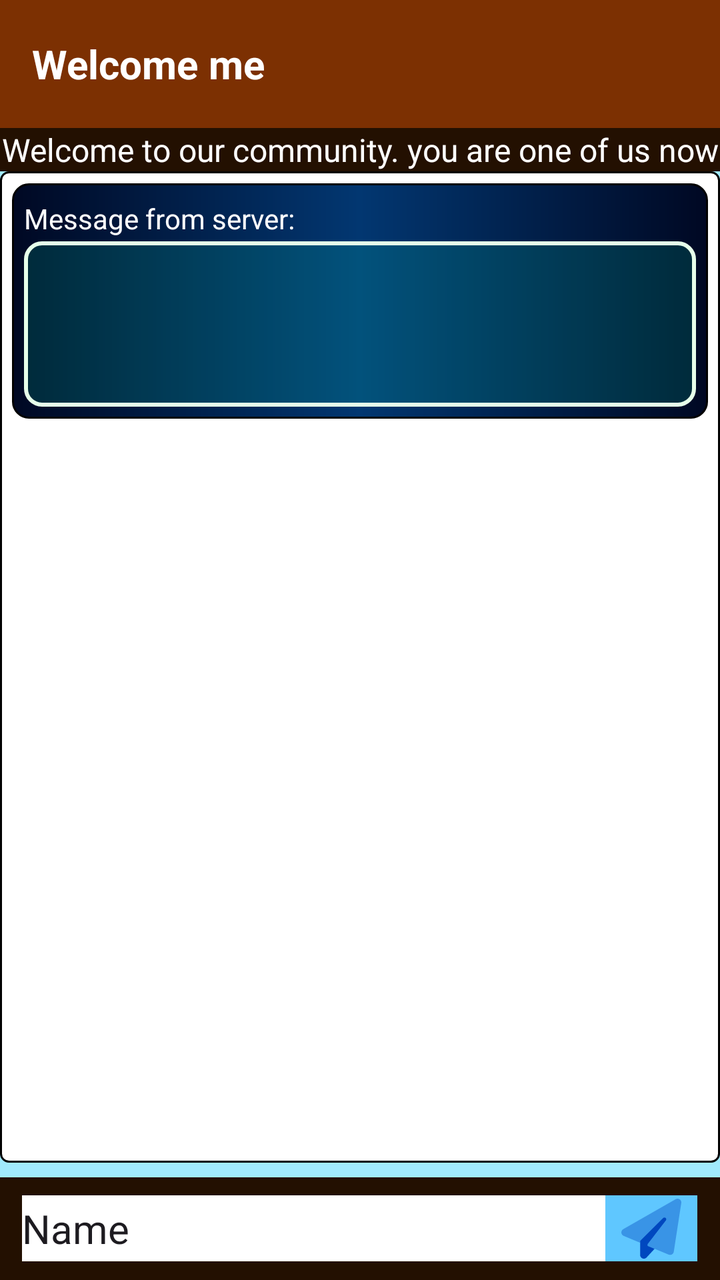
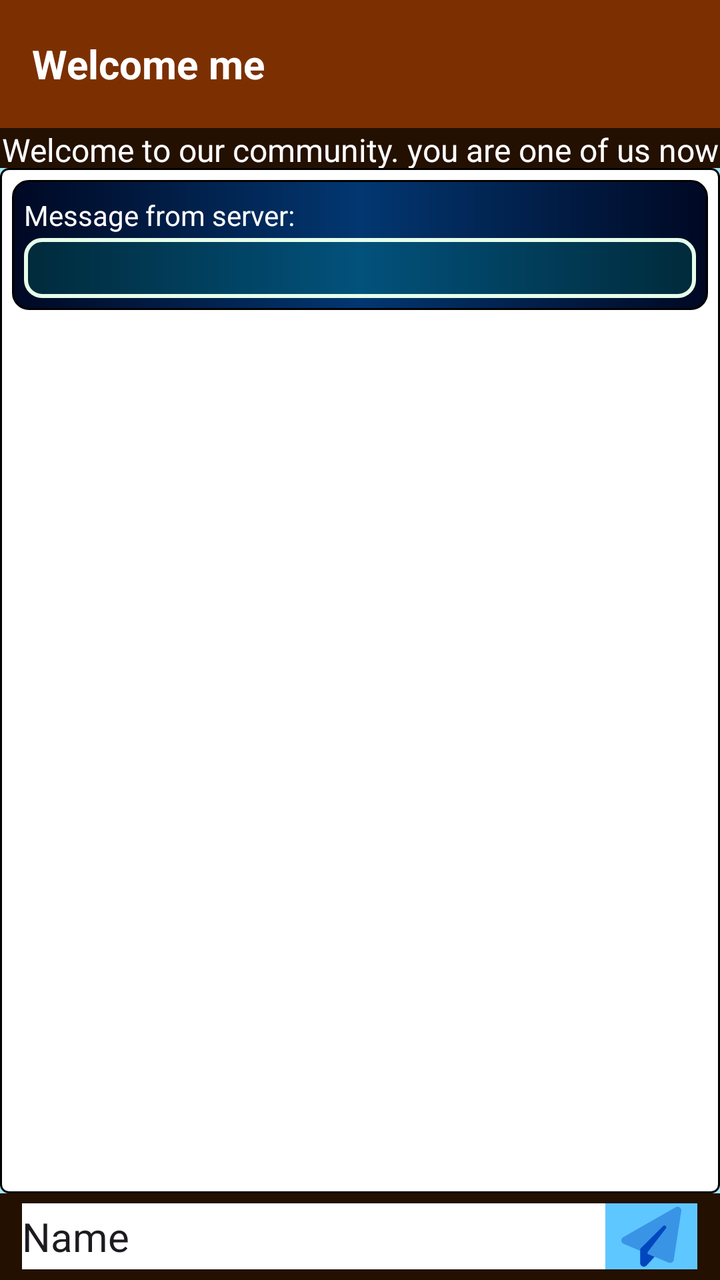

An Android layout rendered at two revisions. The XML below is the earlier revision; the diff shows what the commit changed to produce the second picture.
<!-- AndroidManifest.xml: application theme Theme.EAndroid -->
<!-- res/layout/activity_main.xml -->
<?xml version="1.0" encoding="utf-8"?>
<LinearLayout xmlns:android="http://schemas.android.com/apk/res/android"
    xmlns:app="http://schemas.android.com/apk/res-auto"
    xmlns:tools="http://schemas.android.com/tools"
    android:layout_width="match_parent"
    android:layout_height="match_parent"
    android:background="#A1EAFD"
    android:gravity="center"
    android:orientation="vertical">


    <androidx.appcompat.widget.Toolbar
        android:id="@+id/toolbar"
        android:layout_width="match_parent"
        android:layout_height="wrap_content"
        android:background="@color/toolicolor"
        android:gravity="left|center_vertical"
        android:minHeight="?attr/actionBarSize"
        app:theme="@style/ToolbarTheme"
        app:titleTextColor="#FFFFFF">

        <TextView
            android:id="@+id/toolbarTextView3"
            android:layout_width="wrap_content"
            android:layout_height="wrap_content"
            android:ellipsize="end"
            android:gravity="left|center_vertical"
            android:maxLines="1"
            android:text="Welcome"
            android:textAppearance="@android:style/TextAppearance.WindowTitle"
            android:textSize="20sp"
            android:visibility="visible" />

        <Space
            android:layout_width="5dp"
            android:layout_height="match_parent" />

        <TextView
            android:id="@+id/toolbarTextView"
            android:layout_width="wrap_content"
            android:layout_height="wrap_content"
            android:layout_gravity="left"
            android:ellipsize="end"
            android:gravity="left|center_vertical"
            android:maxLines="1"
            android:text="me"
            android:textAppearance="@android:style/TextAppearance.WindowTitle"
            android:textSize="20sp"
            android:visibility="visible" />
    </androidx.appcompat.widget.Toolbar>

    <androidx.fragment.app.FragmentContainerView
        android:id="@+id/fragmentContainerView"
        android:layout_width="match_parent"
        android:layout_height="match_parent"
        android:visibility="gone" />

    <LinearLayout
        android:id="@+id/dialogPage"
        android:layout_width="match_parent"
        android:layout_height="match_parent"
        android:alpha="1"
        android:background="#FFEBEB"
        android:backgroundTint="#FDF7DB"
        android:backgroundTintMode="multiply"
        android:orientation="horizontal"
        android:visibility="gone">

        <Space
            android:layout_width="80dp"
            android:layout_height="match_parent"
            android:layout_weight="1" />

        <LinearLayout
            android:layout_width="match_parent"
            android:layout_height="match_parent"
            android:layout_weight="1"
            android:orientation="vertical">

            <Space
                android:layout_width="match_parent"
                android:layout_height="112dp" />

            <TextView
                android:id="@+id/vtxtDialogMsg"
                android:layout_width="match_parent"
                android:layout_height="wrap_content"
                android:textSize="20sp"
                android:textStyle="bold" />

            <Space
                android:layout_width="match_parent"
                android:layout_height="37dp" />

            <Button
                android:id="@+id/dialogOK"
                android:layout_width="match_parent"
                android:layout_height="wrap_content"
                android:text="OK" />

            <Space
                android:layout_width="match_parent"
                android:layout_height="50dp" />

            <TextView
                android:id="@+id/textView2"
                android:layout_width="match_parent"
                android:layout_height="wrap_content"
                android:text="OurArtAG copyright ©2023-2027 for OFAC users only"
                android:textAlignment="center"
                android:textSize="12sp" />

            <Space
                android:layout_width="match_parent"
                android:layout_height="15dp" />

            <TextView
                android:id="@+id/ourartaglink"
                android:layout_width="match_parent"
                android:layout_height="wrap_content"
                android:autoLink="web"
                android:text="https://www.ourartag.com"
                android:textAlignment="center"
                android:textSize="12sp" />

        </LinearLayout>

        <Space
            android:layout_width="80dp"
            android:layout_height="match_parent"
            android:layout_weight="1" />
    </LinearLayout>

    <LinearLayout
        android:layout_width="match_parent"
        android:layout_height="match_parent"
        android:orientation="vertical">

        <TextView
            android:id="@+id/mainAppStatus"
            android:layout_width="match_parent"
            android:layout_height="wrap_content"
            android:background="@color/header_footer_bg"
            android:text="Welcome to our community. you are one of us now"
            android:textAlignment="center"
            android:textColor="@color/white"
            android:textSize="16sp" />


        <LinearLayout
            android:layout_width="match_parent"
            android:layout_height="wrap_content"
            android:layout_weight="1"
            android:orientation="horizontal">

            <Space
                android:layout_width="wrap_content"
                android:layout_height="match_parent"
                android:layout_weight="0.02" />

            <LinearLayout
                android:layout_width="wrap_content"
                android:layout_height="match_parent"
                android:layout_weight="0.8"
                android:background="@drawable/my_custom_background"
                android:orientation="vertical"
                android:paddingTop="6dp"
                android:paddingBottom="6dp"
                android:paddingLeft="6dp"
                android:paddingRight="6dp">

                <LinearLayout
                    android:layout_width="match_parent"
                    android:layout_height="wrap_content"
                    android:background="@drawable/my_bg_1"
                    android:orientation="vertical"
                    android:paddingTop="6dp"
                    android:paddingBottom="6dp"
                    android:paddingLeft="6dp"
                    android:paddingRight="6dp">

                    <TextView
                        android:id="@+id/textView4"
                        android:layout_width="match_parent"
                        android:layout_height="wrap_content"
                        android:text="Message from server:"
                        android:paddingVertical="2dp"
                        android:textColor="@color/white" />

                    <TextView
                        android:id="@+id/txtResponotif"
                        android:layout_width="match_parent"
                        android:layout_height="wrap_content"
                        android:background="@drawable/my_bg_2"
                        android:minLines="4"
                        android:paddingHorizontal="6dp"
                        android:paddingVertical="2dp"
                        android:textColor="@color/light_text1"
                        android:textSize="16sp"
                        android:textStyle="bold" />
                </LinearLayout>

                <LinearLayout
                    android:layout_width="match_parent"
                    android:layout_height="wrap_content"
                    android:orientation="vertical">

                    <ListView
                        android:id="@+id/main_list"
                        android:layout_width="match_parent"
                        android:layout_height="match_parent" />
                </LinearLayout>
            </LinearLayout>

            <Space
                android:layout_width="wrap_content"
                android:layout_height="match_parent"
                android:layout_weight="0.02" />
        </LinearLayout>

        <Space
            android:layout_width="match_parent"
            android:layout_height="wrap_content"
            android:layout_weight="0.02" />

        <LinearLayout
            android:layout_width="match_parent"
            android:layout_height="wrap_content"
            android:layout_weight="0.05"
            android:background="@color/header_footer_bg"
            android:gravity="center"
            android:orientation="horizontal">

            <Space
                android:layout_width="wrap_content"
                android:layout_height="match_parent"
                android:layout_weight="0.1" />

            <EditText
                android:id="@+id/editTextText"
                android:layout_width="wrap_content"
                android:layout_height="33dp"
                android:layout_weight="0.5"
                android:background="#FFFFFF"
                android:ems="10"
                android:inputType="text"
                android:minHeight="25dp"
                android:text="Name"
                android:textSize="20sp"
                tools:ignore="TouchTargetSizeCheck" />

            <ImageButton
                android:id="@+id/sendBtn"
                android:layout_width="35dp"
                android:layout_height="33dp"
                android:layout_weight="0.1"
                android:background="#5FC7FF"
                android:src="@drawable/paper_plane_30"
                android:tint="#0047BF" />

            <Space
                android:layout_width="wrap_content"
                android:layout_height="match_parent"
                android:layout_weight="0.1" />
        </LinearLayout>

    </LinearLayout>

</LinearLayout>
<!-- resources referenced by this layout -->
<resources>
  <color name="header_footer_bg">#231001</color>
  <color name="light_text1">#E6FFEA</color>
  <color name="toolicolor">#7C3002</color>
  <color name="white">#FFFFFFFF</color>
  <!-- drawable my_bg_1 (drawable) -->
  <shape xmlns:android="http://schemas.android.com/apk/res/android"
      android:shape="rectangle">
      <corners android:radius="8dp"/>
      <solid android:color="#041D67" />
      <stroke
          android:width="1dp"
          android:color="@android:color/black"/>
      <gradient
          android:angle="180"
          android:centerX="0.5"
          android:centerY="0.5"
          android:centerColor="@color/dark_bg2"
          android:endColor="@color/dark_bg3"
          android:gradientRadius="0"
          android:startColor="@color/dark_bg3"
          android:type="linear"
      android:useLevel="true"/>
  
  
  </shape>
  <!-- drawable my_bg_2 (drawable) -->
  <shape xmlns:android="http://schemas.android.com/apk/res/android"
      android:shape="rectangle">
      <corners android:radius="8dp"/>
      <solid android:color="#2200FFC4" />
      <stroke
          android:width="2dp"
          android:color="@color/light_text1"/>
  
  
  
  </shape>
  <!-- drawable my_custom_background (drawable) -->
  <shape xmlns:android="http://schemas.android.com/apk/res/android"
      android:shape="rectangle">
      <corners
          android:radius="4dp"
          android:topRightRadius="4dp"
          android:bottomRightRadius="4dp"
          android:bottomLeftRadius="4dp" />
      <solid android:color="#ffffff" />
      <stroke
          android:width="1dp"
          android:color="@android:color/black"/>
  </shape>
  <!-- drawable paper_plane_30 (drawable) -->
  <vector android:height="30dp" android:viewportHeight="512"
      android:viewportWidth="512" android:width="30dp" xmlns:android="http://schemas.android.com/apk/res/android">
      <path android:fillAlpha="0.4" android:fillColor="#FF000000"
          android:pathData="M498.1,5.6c10.1,7 15.4,19.1 13.5,31.2l-64,416c-1.5,9.7 -7.4,18.2 -16,23s-18.9,5.4 -28,1.6L224,402.7V389.4L380.7,185.8c5.2,-6.7 4.2,-16.4 -2.3,-21.9s-16.1,-5.1 -22,1.1L178.8,350.6l-14.1,14.1c-3,3 -4.7,7.1 -4.7,11.3l-28.3,-11.8 -112,-46.7C8.4,312.8 0.8,302.2 0.1,290s5.5,-23.7 16.1,-29.8l448,-256c10.7,-6.1 23.9,-5.5 34,1.4z" android:strokeAlpha="0.4"/>
      <path android:fillColor="#FF000000" android:pathData="M380.7,185.8c5.1,-6.7 4.2,-16.2 -2.1,-21.8s-15.9,-5.3 -21.9,0.7l-179,179 -13,13c-3,3 -4.7,7.1 -4.7,11.3v8,56 48c0,13.2 8.1,25 20.3,29.8s26.2,1.6 35.2,-8.1L284,427.7l-60,-25V389.4L380.7,185.8z"/>
  </vector>
  <style name="ToolbarTheme" parent="@style/ThemeOverlay.AppCompat.ActionBar">
          
          <item name="colorControlNormal">@color/white</item>
      </style>
  <style name="Theme.EAndroid" parent="Base.Theme.EAndroid" />
  <color name="dark_bg2">#023771</color>
  <color name="dark_bg3">#000823</color>
  <style name="Base.Theme.EAndroid" parent="Theme.Material3.DayNight.NoActionBar">
          
          
      </style>
</resources>

<!-- the commit's change to res/layout/activity_main.xml (unified diff, before → after) -->
@@ -139,7 +139,8 @@
         <TextView
             android:id="@+id/mainAppStatus"
             android:layout_width="match_parent"
-            android:layout_height="wrap_content"
+            android:layout_height="0dp"
+            android:layout_weight="3.5"
             android:background="@color/header_footer_bg"
             android:text="Welcome to our community. you are one of us now"
             android:textAlignment="center"
@@ -148,43 +149,40 @@
 
 
         <LinearLayout
-            android:layout_width="match_parent"
-            android:layout_height="wrap_content"
-            android:layout_weight="1"
+            android:id="@+id/radif1"
+            android:layout_width="match_parent"
+            android:layout_height="0dp"
+            android:layout_weight="89"
             android:orientation="horizontal">
 
-            <Space
-                android:layout_width="wrap_content"
+            <LinearLayout
+                android:layout_width="match_parent"
                 android:layout_height="match_parent"
-                android:layout_weight="0.02" />
-
-            <LinearLayout
-                android:layout_width="wrap_content"
-                android:layout_height="match_parent"
-                android:layout_weight="0.8"
                 android:background="@drawable/my_custom_background"
+                android:gravity="start|top"
                 android:orientation="vertical"
+                android:paddingLeft="6dp"
                 android:paddingTop="6dp"
-                android:paddingBottom="6dp"
-                android:paddingLeft="6dp"
-                android:paddingRight="6dp">
+                android:paddingRight="6dp"
+                android:paddingBottom="6dp">
 
                 <LinearLayout
                     android:layout_width="match_parent"
-                    android:layout_height="wrap_content"
+                    android:layout_height="0dp"
+                    android:layout_weight="13"
                     android:background="@drawable/my_bg_1"
                     android:orientation="vertical"
+                    android:paddingLeft="6dp"
                     android:paddingTop="6dp"
-                    android:paddingBottom="6dp"
-                    android:paddingLeft="6dp"
-                    android:paddingRight="6dp">
+                    android:paddingRight="6dp"
+                    android:paddingBottom="6dp">
 
                     <TextView
                         android:id="@+id/textView4"
                         android:layout_width="match_parent"
                         android:layout_height="wrap_content"
+                        android:paddingVertical="2dp"
                         android:text="Message from server:"
-                        android:paddingVertical="2dp"
                         android:textColor="@color/white" />
 
                     <TextView
@@ -192,7 +190,7 @@
                         android:layout_width="match_parent"
                         android:layout_height="wrap_content"
                         android:background="@drawable/my_bg_2"
-                        android:minLines="4"
+                        android:minLines="2"
                         android:paddingHorizontal="6dp"
                         android:paddingVertical="2dp"
                         android:textColor="@color/light_text1"
@@ -202,7 +200,8 @@
 
                 <LinearLayout
                     android:layout_width="match_parent"
-                    android:layout_height="wrap_content"
+                    android:layout_height="0dp"
+                    android:layout_weight="87"
                     android:orientation="vertical">
 
                     <ListView
@@ -212,21 +211,13 @@
                 </LinearLayout>
             </LinearLayout>
 
-            <Space
-                android:layout_width="wrap_content"
-                android:layout_height="match_parent"
-                android:layout_weight="0.02" />
         </LinearLayout>
 
-        <Space
-            android:layout_width="match_parent"
-            android:layout_height="wrap_content"
-            android:layout_weight="0.02" />
-
         <LinearLayout
-            android:layout_width="match_parent"
-            android:layout_height="wrap_content"
-            android:layout_weight="0.05"
+            android:id="@+id/radif2"
+            android:layout_width="match_parent"
+            android:layout_height="0dp"
+            android:layout_weight="7.5"
             android:background="@color/header_footer_bg"
             android:gravity="center"
             android:orientation="horizontal">
@@ -237,7 +228,7 @@
                 android:layout_weight="0.1" />
 
             <EditText
-                android:id="@+id/editTextText"
+                android:id="@+id/txtChatToSend"
                 android:layout_width="wrap_content"
                 android:layout_height="33dp"
                 android:layout_weight="0.5"
